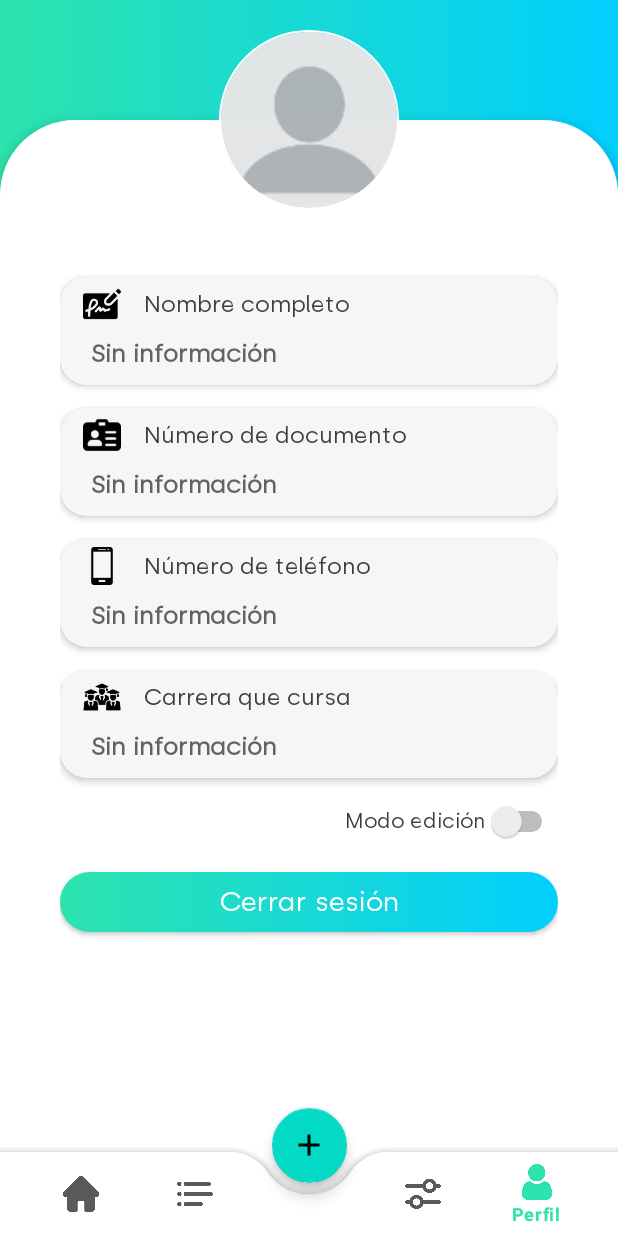
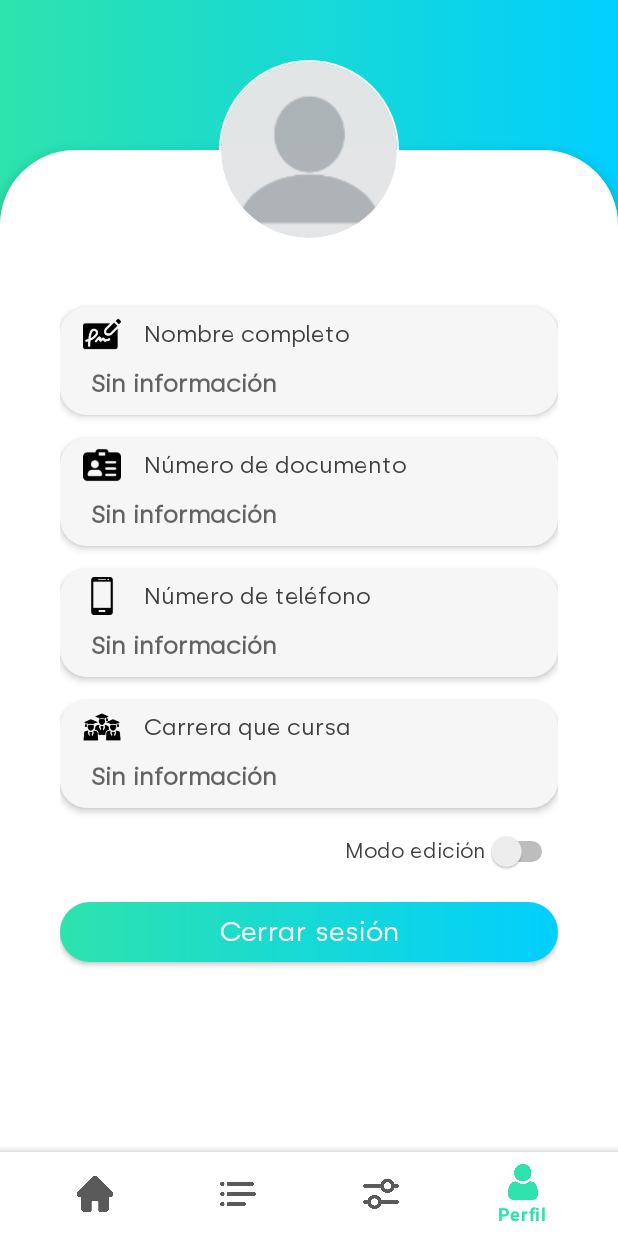
Before and after one commit to AndressRangell/DegreeProjects, an Android app: the ProfileFragment screen opened through its navigation route, on a phone screen of 412 x 824 dp. Run offline under Robolectric (Android 15) with nearby library versions, the phone set to English and light mode, and no system bars; our stand-ins replace CircleImageView, Firebase (no records; nobody signed in at launch, a user with empty details on screens opened directly), navigation-ui.

Commit message:
Fix in navigation menu, implemented update data and update profile image

```diff
--- a/app/src/main/java/andres/rangel/degreeprojects/LoginActivity.kt
+++ b/app/src/main/java/andres/rangel/degreeprojects/LoginActivity.kt
@@ -43,6 +43,7 @@ class LoginActivity : AppCompatActivity() {
         binding.signUpTextView.setOnClickListener {
             val intent = Intent(this, RegisterActivity::class.java)
             startActivity(intent)
+            finish()
         }
 
         binding.recoveryAccountTextView.setOnClickListener {
@@ -58,8 +59,10 @@ class LoginActivity : AppCompatActivity() {
         if (currentUser != null) {
             if (currentUser.isEmailVerified) {
                 startActivity(Intent(this, MainActivity::class.java))
+                finish()
             } else {
                 startActivity(Intent(this, CheckEmailActivity::class.java))
+                finish()
             }
         }
     }
@@ -71,9 +74,11 @@ class LoginActivity : AppCompatActivity() {
                     if (task.result.user?.isEmailVerified == true) {
                         Timber.d("signInWithEmail: success")
                         startActivity(Intent(this, MainActivity::class.java))
+                        finish()
                     } else {
                         Timber.d("signInWithEmail: Failure")
                         startActivity(Intent(this, CheckEmailActivity::class.java))
+                        finish()
                     }
                 } else {
                     Timber.e("signInWithEmail:failure ${task.exception}")
--- a/app/src/main/java/andres/rangel/degreeprojects/NewProjectFragment.kt
+++ b/app/src/main/java/andres/rangel/degreeprojects/NewProjectFragment.kt
@@ -15,12 +15,8 @@ class NewProjectFragment: Fragment(R.layout.fragment_new_project) {
         binding = FragmentNewProjectBinding.bind(view)
 
         binding.btnBack.setOnClickListener {
-            findNavController().navigate(
-                R.id.action_newProjectFragment_to_homeFragment, savedInstanceState, null
-            )
+            findNavController().navigateUp()
         }
     }
 
-
-
 }
--- a/app/src/main/java/andres/rangel/degreeprojects/Utils.kt
+++ b/app/src/main/java/andres/rangel/degreeprojects/Utils.kt
@@ -1,19 +1,16 @@
 package andres.rangel.degreeprojects
 
-import android.graphics.Bitmap
 import android.net.Uri
 
 class Utils {
 
     companion object {
-        var bitmap: Bitmap? = null
+        var imageUri: Uri? = null
         var email: String? = null
         var name: String? = null
         var document: String? = null
         var phone: String? = null
         var career: String? = null
-
-        var imageUri: Uri? = null
     }
 
 }
--- a/app/src/main/res/layout/activity_main.xml
+++ b/app/src/main/res/layout/activity_main.xml
@@ -1,5 +1,5 @@
 <?xml version="1.0" encoding="utf-8"?>
-<androidx.coordinatorlayout.widget.CoordinatorLayout xmlns:android="http://schemas.android.com/apk/res/android"
+<androidx.constraintlayout.widget.ConstraintLayout xmlns:android="http://schemas.android.com/apk/res/android"
     xmlns:app="http://schemas.android.com/apk/res-auto"
     xmlns:tools="http://schemas.android.com/tools"
     android:layout_width="match_parent"
@@ -8,12 +8,12 @@
 
     <FrameLayout
         android:id="@+id/flFragment"
-        android:layout_width="match_parent"
-        android:layout_height="match_parent"
-        app:layout_constraintBottom_toTopOf="@+id/bottomNavigationView"
+        android:layout_width="0dp"
+        android:layout_height="0dp"
         app:layout_constraintEnd_toEndOf="parent"
         app:layout_constraintStart_toStartOf="parent"
-        app:layout_constraintTop_toBottomOf="@+id/appBarLayout">
+        app:layout_constraintTop_toTopOf="parent"
+        app:layout_constraintBottom_toTopOf="@+id/bottomAppBar">
 
         <androidx.fragment.app.FragmentContainerView
             android:id="@+id/navigationHostFragment"
@@ -27,34 +27,29 @@
 
     <com.google.android.material.bottomappbar.BottomAppBar
         android:id="@+id/bottomAppBar"
-        android:layout_width="match_parent"
+        android:layout_width="0dp"
         android:layout_height="wrap_content"
+        android:layout_gravity="bottom"
+        android:background="@color/card_light"
         app:fabCradleMargin="8dp"
+        app:fabCradleRoundedCornerRadius="30dp"
         app:fabCradleVerticalOffset="5dp"
-        android:background="@color/card_light"
-        app:fabCradleRoundedCornerRadius="30dp"
-        android:layout_gravity="bottom" >
+        app:layout_constraintBottom_toBottomOf="parent"
+        app:layout_constraintStart_toStartOf="parent"
+        app:layout_constraintEnd_toEndOf="parent"
+        app:layout_constraintTop_toBottomOf="@+id/flFragment"
+        tools:ignore="BottomAppBar">
 
         <com.google.android.material.bottomnavigation.BottomNavigationView
             android:id="@+id/bottomNavigationView"
             android:layout_width="match_parent"
             android:layout_height="match_parent"
+            android:layout_marginEnd="16dp"
+            android:background="@android:color/transparent"
             app:itemIconTint="@drawable/bottom_nav_selector"
             app:itemTextColor="@drawable/bottom_nav_selector"
-            android:layout_marginEnd="16dp"
-            android:background="@android:color/transparent"
-            app:menu="@menu/bottom_navigation_menu"/>
+            app:menu="@menu/bottom_navigation_menu" />
 
     </com.google.android.material.bottomappbar.BottomAppBar>
 
-    <com.google.android.material.floatingactionbutton.FloatingActionButton
-        android:id="@+id/fabNewProject"
-        android:layout_width="50dp"
-        android:layout_height="50dp"
-        app:fabCustomSize="50dp"
-        android:src="@drawable/ic_more"
-        android:foregroundTint="@color/gray"
-        app:layout_anchor="@id/bottomAppBar"
-        tools:ignore="ContentDescription" />
-
-</androidx.coordinatorlayout.widget.CoordinatorLayout>
+</androidx.constraintlayout.widget.ConstraintLayout>
--- a/app/src/main/res/layout/fragment_profile.xml
+++ b/app/src/main/res/layout/fragment_profile.xml
@@ -47,7 +47,7 @@
         android:id="@+id/constraintLayout"
         android:layout_width="match_parent"
         android:layout_height="match_parent"
-        android:layout_marginTop="80dp"
+        android:layout_marginTop="100dp"
         android:background="@drawable/background_menu"
         android:elevation="5dp"
         app:layout_constraintBottom_toBottomOf="parent"
--- a/app/src/main/res/menu/bottom_navigation_menu.xml
+++ b/app/src/main/res/menu/bottom_navigation_menu.xml
@@ -9,9 +9,6 @@
         android:icon="@drawable/ic_item_list"
         android:title="@string/projects"/>
 
-    <item android:id="@+id/hiddenItem"
-        android:title=""/>
-
     <item android:id="@+id/settingsFragment"
         android:icon="@drawable/ic_settings"
         android:title="@string/settings"/>
--- a/app/src/main/res/navigation/navigation_menu.xml
+++ b/app/src/main/res/navigation/navigation_menu.xml
@@ -15,15 +15,15 @@
     <fragment
         android:id="@+id/newProjectFragment"
         android:name="andres.rangel.degreeprojects.NewProjectFragment"
-        android:label="NewProjectFragment">
-        <action
-            android:id="@+id/action_newProjectFragment_to_homeFragment"
-            app:destination="@id/homeFragment" />
-    </fragment>
+        android:label="NewProjectFragment"/>
     <fragment
         android:id="@+id/profileFragment"
         android:name="andres.rangel.degreeprojects.ProfileFragment"
-        android:label="ProfileFragment"/>
+        android:label="ProfileFragment">
+        <action
+            android:id="@+id/action_profileFragment_to_homeFragment"
+            app:destination="@id/homeFragment" />
+    </fragment>
     <fragment
         android:id="@+id/projectListFragment"
         android:name="andres.rangel.degreeprojects.ProjectListFragment"
@@ -31,11 +31,21 @@
         <action
             android:id="@+id/action_projectListFragment_to_projectDetailFragment"
             app:destination="@id/projectDetailFragment" />
+        <action
+            android:id="@+id/action_projectListFragment_to_newProjectFragment"
+            app:destination="@id/newProjectFragment" />
+        <action
+            android:id="@+id/action_projectListFragment_to_homeFragment"
+            app:destination="@id/homeFragment" />
     </fragment>
     <fragment
         android:id="@+id/settingsFragment"
         android:name="andres.rangel.degreeprojects.SettingsFragment"
-        android:label="SettingsFragment" />
+        android:label="SettingsFragment" >
+        <action
+            android:id="@+id/action_settingsFragment_to_homeFragment"
+            app:destination="@id/homeFragment" />
+    </fragment>
     <fragment
         android:id="@+id/projectDetailFragment"
         android:name="andres.rangel.degreeprojects.ProjectDetailFragment"
```
Also changed, not shown: app/src/main/java/andres/rangel/degreeprojects/AccountRecoveryActivity.kt (+5 -2 lines), app/src/main/java/andres/rangel/degreeprojects/CheckEmailActivity.kt (+5 -8 lines), app/src/main/java/andres/rangel/degreeprojects/MainActivity.kt (+33 -12 lines), app/src/main/java/andres/rangel/degreeprojects/ProfileFragment.kt (+31 -48 lines), app/src/main/java/andres/rangel/degreeprojects/ProjectListFragment.kt (+15 -0 lines), app/src/main/java/andres/rangel/degreeprojects/RegisterActivity.kt (+7 -0 lines), app/src/main/res/layout/fragment_project_list.xml (+11 -7 lines).
